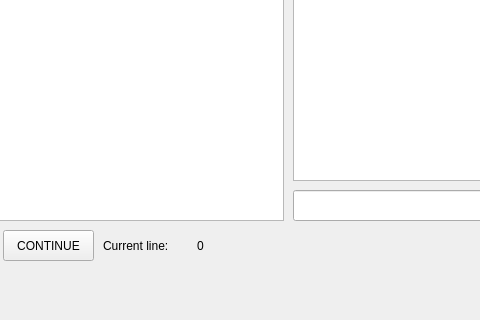
The window that mainwindow.ui (nort-cnc-control/NoRTGui-Qt) describes before a commit, drawn with Qt 5; both pictures show x 207 to 687 and y 280 to 600 of the 1030 by 600 pixel window.
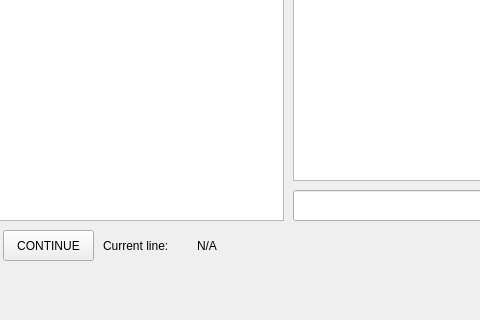
The same window after the commit.

Commit message: Fix displaying line numbers and endstops

Patch:
```diff
--- a/mainwindow.ui
+++ b/mainwindow.ui
@@ -448,7 +448,7 @@
      <item>
       <widget class="QLabel" name="current_line">
        <property name="text">
-        <string>0</string>
+        <string>N/A</string>
        </property>
       </widget>
      </item>
```
The commit also changes 2 other files.
